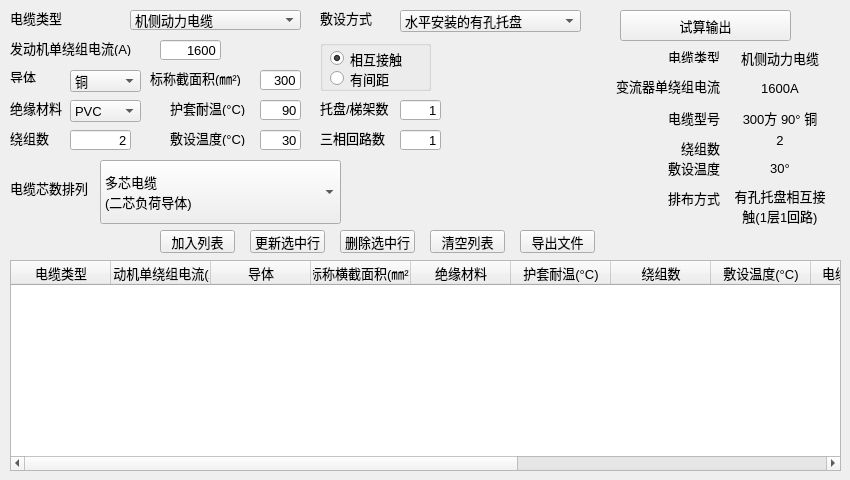
This is ui/PowerCableForm.ui in LeeZhang1979/UniTools as Qt 5 draws it before an edit. The edited form follows.
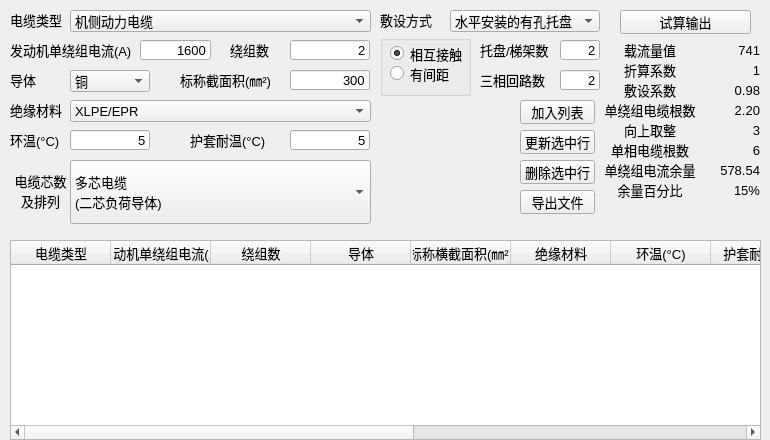
This is the edited form.

Commit message: add validation for input text

Diff of the .ui file:
```diff
--- a/ui/PowerCableForm.ui
+++ b/ui/PowerCableForm.ui
@@ -6,14 +6,14 @@
    <rect>
     <x>0</x>
     <y>0</y>
-    <width>850</width>
-    <height>480</height>
+    <width>770</width>
+    <height>440</height>
    </rect>
   </property>
   <property name="minimumSize">
    <size>
-    <width>850</width>
-    <height>480</height>
+    <width>770</width>
+    <height>440</height>
    </size>
   </property>
   <property name="maximumSize">
@@ -29,9 +29,9 @@
    <property name="geometry">
     <rect>
      <x>10</x>
-     <y>180</y>
-     <width>81</width>
-     <height>16</height>
+     <y>165</y>
+     <width>61</width>
+     <height>51</height>
     </rect>
    </property>
    <property name="font">
@@ -41,7 +41,16 @@
     </font>
    </property>
    <property name="text">
-    <string>电缆芯数排列</string>
+    <string>电缆芯数及排列</string>
+   </property>
+   <property name="alignment">
+    <set>Qt::AlignCenter</set>
+   </property>
+   <property name="wordWrap">
+    <bool>true</bool>
+   </property>
+   <property name="buddy">
+    <cstring>cmbCrossType</cstring>
    </property>
   </widget>
   <widget class="QLabel" name="lblI03">
@@ -49,8 +58,8 @@
     <rect>
      <x>10</x>
      <y>70</y>
-     <width>47</width>
-     <height>13</height>
+     <width>51</width>
+     <height>20</height>
     </rect>
    </property>
    <property name="font">
@@ -69,9 +78,9 @@
   <widget class="QLineEdit" name="lineECS">
    <property name="geometry">
     <rect>
-     <x>260</x>
+     <x>290</x>
      <y>70</y>
-     <width>41</width>
+     <width>80</width>
      <height>20</height>
     </rect>
    </property>
@@ -81,6 +90,9 @@
      <pointsize>10</pointsize>
     </font>
    </property>
+   <property name="inputMask">
+    <string/>
+   </property>
    <property name="text">
     <string>300</string>
    </property>
@@ -91,10 +103,10 @@
   <widget class="QLabel" name="lblI04">
    <property name="geometry">
     <rect>
-     <x>150</x>
+     <x>180</x>
      <y>70</y>
-     <width>91</width>
-     <height>16</height>
+     <width>100</width>
+     <height>20</height>
     </rect>
    </property>
    <property name="font">
@@ -115,8 +127,8 @@
     <rect>
      <x>10</x>
      <y>40</y>
-     <width>141</width>
-     <height>16</height>
+     <width>131</width>
+     <height>20</height>
     </rect>
    </property>
    <property name="font">
@@ -135,9 +147,9 @@
   <widget class="QLineEdit" name="lineEEC">
    <property name="geometry">
     <rect>
-     <x>160</x>
+     <x>140</x>
      <y>40</y>
-     <width>61</width>
+     <width>71</width>
      <height>20</height>
     </rect>
    </property>
@@ -147,6 +159,9 @@
      <pointsize>10</pointsize>
     </font>
    </property>
+   <property name="inputMask">
+    <string/>
+   </property>
    <property name="text">
     <string>1600</string>
    </property>
@@ -157,10 +172,10 @@
   <widget class="QComboBox" name="cmbPCType">
    <property name="geometry">
     <rect>
-     <x>130</x>
+     <x>70</x>
      <y>10</y>
-     <width>171</width>
-     <height>20</height>
+     <width>301</width>
+     <height>22</height>
     </rect>
    </property>
    <property name="font">
@@ -196,8 +211,8 @@
     <rect>
      <x>10</x>
      <y>10</y>
-     <width>91</width>
-     <height>16</height>
+     <width>61</width>
+     <height>20</height>
     </rect>
    </property>
    <property name="font">
@@ -218,7 +233,7 @@
     <rect>
      <x>70</x>
      <y>70</y>
-     <width>71</width>
+     <width>80</width>
      <height>22</height>
     </rect>
    </property>
@@ -244,8 +259,8 @@
     <rect>
      <x>10</x>
      <y>100</y>
-     <width>61</width>
-     <height>16</height>
+     <width>60</width>
+     <height>20</height>
     </rect>
    </property>
    <property name="font">
@@ -266,7 +281,7 @@
     <rect>
      <x>70</x>
      <y>100</y>
-     <width>71</width>
+     <width>301</width>
      <height>22</height>
     </rect>
    </property>
@@ -276,11 +291,6 @@
      <pointsize>10</pointsize>
     </font>
    </property>
-   <item>
-    <property name="text">
-     <string>PVC</string>
-    </property>
-   </item>
    <item>
     <property name="text">
      <string>XLPE/EPR</string>
@@ -295,10 +305,10 @@
   <widget class="QLabel" name="lblI06">
    <property name="geometry">
     <rect>
-     <x>170</x>
-     <y>100</y>
-     <width>81</width>
-     <height>16</height>
+     <x>190</x>
+     <y>130</y>
+     <width>91</width>
+     <height>20</height>
     </rect>
    </property>
    <property name="font">
@@ -317,9 +327,9 @@
   <widget class="QLineEdit" name="lineESTR">
    <property name="geometry">
     <rect>
-     <x>260</x>
-     <y>100</y>
-     <width>41</width>
+     <x>290</x>
+     <y>130</y>
+     <width>80</width>
      <height>20</height>
     </rect>
    </property>
@@ -329,8 +339,11 @@
      <pointsize>10</pointsize>
     </font>
    </property>
+   <property name="inputMask">
+    <string/>
+   </property>
    <property name="text">
-    <string>90</string>
+    <string>5</string>
    </property>
    <property name="alignment">
     <set>Qt::AlignRight|Qt::AlignTrailing|Qt::AlignVCenter</set>
@@ -339,9 +352,9 @@
   <widget class="QComboBox" name="cmbCrossType">
    <property name="geometry">
     <rect>
-     <x>100</x>
+     <x>70</x>
      <y>160</y>
-     <width>241</width>
+     <width>301</width>
      <height>64</height>
     </rect>
    </property>
@@ -421,10 +434,10 @@
   <widget class="QLabel" name="lblI08">
    <property name="geometry">
     <rect>
-     <x>10</x>
-     <y>130</y>
-     <width>41</width>
-     <height>16</height>
+     <x>230</x>
+     <y>40</y>
+     <width>51</width>
+     <height>20</height>
     </rect>
    </property>
    <property name="font">
@@ -443,9 +456,9 @@
   <widget class="QLineEdit" name="lineEWings">
    <property name="geometry">
     <rect>
-     <x>70</x>
-     <y>130</y>
-     <width>61</width>
+     <x>290</x>
+     <y>40</y>
+     <width>80</width>
      <height>20</height>
     </rect>
    </property>
@@ -455,6 +468,9 @@
      <pointsize>10</pointsize>
     </font>
    </property>
+   <property name="inputMask">
+    <string/>
+   </property>
    <property name="text">
     <string>2</string>
    </property>
@@ -465,10 +481,10 @@
   <widget class="QLabel" name="lblI09">
    <property name="geometry">
     <rect>
-     <x>320</x>
+     <x>380</x>
      <y>10</y>
      <width>61</width>
-     <height>16</height>
+     <height>20</height>
     </rect>
    </property>
    <property name="font">
@@ -487,10 +503,10 @@
   <widget class="QLabel" name="lblI10">
    <property name="geometry">
     <rect>
-     <x>170</x>
+     <x>10</x>
      <y>130</y>
-     <width>81</width>
-     <height>16</height>
+     <width>51</width>
+     <height>20</height>
     </rect>
    </property>
    <property name="font">
@@ -500,7 +516,7 @@
     </font>
    </property>
    <property name="text">
-    <string>敷设温度(°C)</string>
+    <string>环温(°C)</string>
    </property>
    <property name="buddy">
     <cstring>lineEAmbientT</cstring>
@@ -509,9 +525,9 @@
   <widget class="QLineEdit" name="lineEAmbientT">
    <property name="geometry">
     <rect>
-     <x>260</x>
+     <x>70</x>
      <y>130</y>
-     <width>41</width>
+     <width>80</width>
      <height>20</height>
     </rect>
    </property>
@@ -521,8 +537,11 @@
      <pointsize>10</pointsize>
     </font>
    </property>
+   <property name="inputMask">
+    <string/>
+   </property>
    <property name="text">
-    <string>30</string>
+    <string>5</string>
    </property>
    <property name="alignment">
     <set>Qt::AlignRight|Qt::AlignTrailing|Qt::AlignVCenter</set>
@@ -531,9 +550,9 @@
   <widget class="QComboBox" name="cmbLayingType">
    <property name="geometry">
     <rect>
-     <x>400</x>
+     <x>450</x>
      <y>10</y>
-     <width>181</width>
+     <width>150</width>
      <height>22</height>
     </rect>
    </property>
@@ -562,10 +581,10 @@
   <widget class="QGroupBox" name="groupBox">
    <property name="geometry">
     <rect>
-     <x>320</x>
-     <y>40</y>
-     <width>111</width>
-     <height>51</height>
+     <x>380</x>
+     <y>35</y>
+     <width>91</width>
+     <height>61</height>
     </rect>
    </property>
    <property name="font">
@@ -622,9 +641,9 @@
   <widget class="QLineEdit" name="lineENumber">
    <property name="geometry">
     <rect>
-     <x>400</x>
-     <y>100</y>
-     <width>41</width>
+     <x>560</x>
+     <y>40</y>
+     <width>40</width>
      <height>20</height>
     </rect>
    </property>
@@ -634,8 +653,14 @@
      <pointsize>10</pointsize>
     </font>
    </property>
+   <property name="inputMask">
+    <string/>
+   </property>
    <property name="text">
-    <string>1</string>
+    <string>2</string>
+   </property>
+   <property name="maxLength">
+    <number>1</number>
    </property>
    <property name="alignment">
     <set>Qt::AlignRight|Qt::AlignTrailing|Qt::AlignVCenter</set>
@@ -644,10 +669,10 @@
   <widget class="QLabel" name="lblI11">
    <property name="geometry">
     <rect>
-     <x>320</x>
-     <y>100</y>
+     <x>480</x>
+     <y>40</y>
      <width>80</width>
-     <height>16</height>
+     <height>20</height>
     </rect>
    </property>
    <property name="font">
@@ -666,9 +691,9 @@
   <widget class="QLineEdit" name="lineECircuits">
    <property name="geometry">
     <rect>
-     <x>400</x>
-     <y>130</y>
-     <width>41</width>
+     <x>560</x>
+     <y>70</y>
+     <width>40</width>
      <height>20</height>
     </rect>
    </property>
@@ -678,8 +703,14 @@
      <pointsize>10</pointsize>
     </font>
    </property>
+   <property name="inputMask">
+    <string/>
+   </property>
    <property name="text">
-    <string>1</string>
+    <string>2</string>
+   </property>
+   <property name="maxLength">
+    <number>1</number>
    </property>
    <property name="alignment">
     <set>Qt::AlignRight|Qt::AlignTrailing|Qt::AlignVCenter</set>
@@ -688,10 +719,10 @@
   <widget class="QLabel" name="lblI12">
    <property name="geometry">
     <rect>
-     <x>320</x>
-     <y>130</y>
+     <x>480</x>
+     <y>70</y>
      <width>80</width>
-     <height>16</height>
+     <height>20</height>
     </rect>
    </property>
    <property name="font">
@@ -707,13 +738,13 @@
     <cstring>lineECircuits</cstring>
    </property>
   </widget>
-  <widget class="QLabel" name="lblO01">
+  <widget class="QLabel" name="lblO04">
    <property name="geometry">
     <rect>
      <x>600</x>
-     <y>50</y>
-     <width>120</width>
-     <height>13</height>
+     <y>100</y>
+     <width>100</width>
+     <height>20</height>
     </rect>
    </property>
    <property name="font">
@@ -723,110 +754,22 @@
     </font>
    </property>
    <property name="text">
-    <string>电缆类型</string>
+    <string>单绕组电缆根数</string>
    </property>
    <property name="alignment">
-    <set>Qt::AlignRight|Qt::AlignTrailing|Qt::AlignVCenter</set>
-   </property>
-  </widget>
-  <widget class="QLabel" name="lblO3">
-   <property name="geometry">
-    <rect>
-     <x>600</x>
-     <y>110</y>
-     <width>120</width>
-     <height>16</height>
-    </rect>
-   </property>
-   <property name="font">
-    <font>
-     <family>Microsoft YaHei UI</family>
-     <pointsize>10</pointsize>
-    </font>
-   </property>
-   <property name="text">
-    <string>电缆型号</string>
-   </property>
-   <property name="alignment">
-    <set>Qt::AlignRight|Qt::AlignTrailing|Qt::AlignVCenter</set>
-   </property>
-  </widget>
-  <widget class="QLabel" name="lblO02">
-   <property name="geometry">
-    <rect>
-     <x>600</x>
-     <y>70</y>
-     <width>120</width>
-     <height>31</height>
-    </rect>
-   </property>
-   <property name="font">
-    <font>
-     <family>Microsoft YaHei UI</family>
-     <pointsize>10</pointsize>
-    </font>
-   </property>
-   <property name="text">
-    <string>变流器单绕组电流</string>
-   </property>
-   <property name="alignment">
-    <set>Qt::AlignRight|Qt::AlignTrailing|Qt::AlignVCenter</set>
+    <set>Qt::AlignCenter</set>
    </property>
    <property name="wordWrap">
     <bool>true</bool>
    </property>
   </widget>
-  <widget class="QLabel" name="lblO5">
-   <property name="geometry">
-    <rect>
-     <x>600</x>
-     <y>160</y>
-     <width>120</width>
-     <height>16</height>
-    </rect>
-   </property>
-   <property name="font">
-    <font>
-     <family>Microsoft YaHei UI</family>
-     <pointsize>10</pointsize>
-    </font>
-   </property>
-   <property name="text">
-    <string>敷设温度</string>
-   </property>
-   <property name="alignment">
-    <set>Qt::AlignRight|Qt::AlignTrailing|Qt::AlignVCenter</set>
-   </property>
-  </widget>
-  <widget class="QLabel" name="lblO4">
-   <property name="geometry">
-    <rect>
-     <x>600</x>
-     <y>140</y>
-     <width>120</width>
-     <height>16</height>
-    </rect>
-   </property>
-   <property name="font">
-    <font>
-     <family>Microsoft YaHei UI</family>
-     <pointsize>10</pointsize>
-    </font>
-   </property>
-   <property name="text">
-    <string>绕组数</string>
-   </property>
-   <property name="alignment">
-    <set>Qt::AlignRight|Qt::AlignTrailing|Qt::AlignVCenter</set>
-   </property>
-  </widget>
   <widget class="QLabel" name="lblO06">
    <property name="geometry">
     <rect>
      <x>600</x>
-     <y>190</y>
-     <width>120</width>
-     <height>16</height>
+     <y>140</y>
+     <width>100</width>
+     <height>20</height>
     </rect>
    </property>
    <property name="font">
@@ -836,19 +779,19 @@
     </font>
    </property>
    <property name="text">
-    <string>排布方式</string>
+    <string>单相电缆根数</string>
    </property>
    <property name="alignment">
-    <set>Qt::AlignRight|Qt::AlignTrailing|Qt::AlignVCenter</set>
+    <set>Qt::AlignCenter</set>
    </property>
   </widget>
   <widget class="QLabel" name="lblOPCType">
    <property name="geometry">
     <rect>
-     <x>730</x>
-     <y>50</y>
+     <x>600</x>
+     <y>120</y>
      <width>100</width>
-     <height>16</height>
+     <height>20</height>
     </rect>
    </property>
    <property name="font">
@@ -858,19 +801,22 @@
     </font>
    </property>
    <property name="text">
-    <string>机侧动力电缆</string>
+    <string>向上取整</string>
    </property>
    <property name="alignment">
     <set>Qt::AlignCenter</set>
    </property>
+   <property name="wordWrap">
+    <bool>true</bool>
+   </property>
   </widget>
   <widget class="QLabel" name="lblOEC">
    <property name="geometry">
     <rect>
-     <x>730</x>
-     <y>80</y>
+     <x>600</x>
+     <y>160</y>
      <width>100</width>
-     <height>16</height>
+     <height>20</height>
     </rect>
    </property>
    <property name="font">
@@ -880,7 +826,7 @@
     </font>
    </property>
    <property name="text">
-    <string>1600A</string>
+    <string>单绕组电流余量</string>
    </property>
    <property name="alignment">
     <set>Qt::AlignCenter</set>
@@ -889,10 +835,10 @@
   <widget class="QLabel" name="lblOPCM">
    <property name="geometry">
     <rect>
-     <x>730</x>
-     <y>110</y>
+     <x>600</x>
+     <y>180</y>
      <width>100</width>
-     <height>16</height>
+     <height>20</height>
     </rect>
    </property>
    <property name="font">
@@ -902,7 +848,7 @@
     </font>
    </property>
    <property name="text">
-    <string>300方 90° 铜</string>
+    <string>余量百分比</string>
    </property>
    <property name="alignment">
     <set>Qt::AlignCenter</set>
@@ -911,9 +857,9 @@
   <widget class="QLabel" name="lblOWings">
    <property name="geometry">
     <rect>
-     <x>730</x>
-     <y>130</y>
-     <width>100</width>
+     <x>700</x>
+     <y>100</y>
+     <width>60</width>
      <height>20</height>
     </rect>
    </property>
@@ -924,19 +870,63 @@
     </font>
    </property>
    <property name="text">
-    <string>2</string>
+    <string>2.20</string>
    </property>
    <property name="alignment">
-    <set>Qt::AlignCenter</set>
+    <set>Qt::AlignRight|Qt::AlignTrailing|Qt::AlignVCenter</set>
    </property>
   </widget>
   <widget class="QLabel" name="lblOAmbientT">
    <property name="geometry">
     <rect>
-     <x>730</x>
+     <x>700</x>
+     <y>120</y>
+     <width>60</width>
+     <height>20</height>
+    </rect>
+   </property>
+   <property name="font">
+    <font>
+     <family>Microsoft YaHei UI</family>
+     <pointsize>10</pointsize>
+    </font>
+   </property>
+   <property name="text">
+    <string>3</string>
+   </property>
+   <property name="alignment">
+    <set>Qt::AlignRight|Qt::AlignTrailing|Qt::AlignVCenter</set>
+   </property>
+  </widget>
+  <widget class="QLabel" name="lblOSDNum">
+   <property name="geometry">
+    <rect>
+     <x>700</x>
+     <y>140</y>
+     <width>60</width>
+     <height>20</height>
+    </rect>
+   </property>
+   <property name="font">
+    <font>
+     <family>Microsoft YaHei UI</family>
+     <pointsize>10</pointsize>
+    </font>
+   </property>
+   <property name="text">
+    <string>6</string>
+   </property>
+   <property name="alignment">
+    <set>Qt::AlignRight|Qt::AlignTrailing|Qt::AlignVCenter</set>
+   </property>
+  </widget>
+  <widget class="QLabel" name="lblOECLeftNum">
+   <property name="geometry">
+    <rect>
+     <x>700</x>
      <y>160</y>
-     <width>100</width>
-     <height>16</height>
+     <width>60</width>
+     <height>20</height>
     </rect>
    </property>
    <property name="font">
@@ -946,19 +936,19 @@
     </font>
    </property>
    <property name="text">
-    <string>30°</string>
+    <string>578.54</string>
    </property>
    <property name="alignment">
-    <set>Qt::AlignCenter</set>
+    <set>Qt::AlignRight|Qt::AlignTrailing|Qt::AlignVCenter</set>
    </property>
   </widget>
   <widget class="QLabel" name="lblArrangeType">
    <property name="geometry">
     <rect>
-     <x>730</x>
+     <x>700</x>
      <y>180</y>
-     <width>100</width>
-     <height>51</height>
+     <width>60</width>
+     <height>20</height>
     </rect>
    </property>
    <property name="font">
@@ -968,10 +958,10 @@
     </font>
    </property>
    <property name="text">
-    <string>有孔托盘相互接触(1层1回路)</string>
+    <string>15%</string>
    </property>
    <property name="alignment">
-    <set>Qt::AlignCenter</set>
+    <set>Qt::AlignRight|Qt::AlignTrailing|Qt::AlignVCenter</set>
    </property>
    <property name="wordWrap">
     <bool>true</bool>
@@ -981,9 +971,9 @@
    <property name="geometry">
     <rect>
      <x>10</x>
-     <y>260</y>
-     <width>831</width>
-     <height>211</height>
+     <y>240</y>
+     <width>751</width>
+     <height>200</height>
     </rect>
    </property>
    <property name="font">
@@ -1002,6 +992,11 @@
      <string>发动机单绕组电流(A)</string>
     </property>
    </column>
+   <column>
+    <property name="text">
+     <string>绕组数</string>
+    </property>
+   </column>
    <column>
     <property name="text">
      <string>导体</string>
@@ -1017,21 +1012,16 @@
      <string>绝缘材料</string>
     </property>
    </column>
+   <column>
+    <property name="text">
+     <string>环温(°C)</string>
+    </property>
+   </column>
    <column>
     <property name="text">
      <string>护套耐温(°C)</string>
     </property>
    </column>
-   <column>
-    <property name="text">
-     <string>绕组数</string>
-    </property>
-   </column>
-   <column>
-    <property name="text">
-     <string>敷设温度(°C)</string>
-    </property>
-   </column>
    <column>
     <property name="text">
      <string>电缆芯数排列</string>
@@ -1063,8 +1053,8 @@
     <rect>
      <x>620</x>
      <y>10</y>
-     <width>171</width>
-     <height>31</height>
+     <width>131</width>
+     <height>24</height>
     </rect>
    </property>
    <property name="font">
@@ -1080,10 +1070,10 @@
   <widget class="QPushButton" name="btnAdd">
    <property name="geometry">
     <rect>
-     <x>160</x>
-     <y>230</y>
+     <x>520</x>
+     <y>100</y>
      <width>75</width>
-     <height>23</height>
+     <height>24</height>
     </rect>
    </property>
    <property name="font">
@@ -1099,10 +1089,10 @@
   <widget class="QPushButton" name="btnUpdate">
    <property name="geometry">
     <rect>
-     <x>250</x>
-     <y>230</y>
+     <x>520</x>
+     <y>130</y>
      <width>75</width>
-     <height>23</height>
+     <height>24</height>
     </rect>
    </property>
    <property name="font">
@@ -1115,32 +1105,13 @@
     <string>更新选中行</string>
    </property>
   </widget>
-  <widget class="QPushButton" name="btnExport">
-   <property name="geometry">
-    <rect>
-     <x>430</x>
-     <y>230</y>
-     <width>75</width>
-     <height>23</height>
-    </rect>
-   </property>
-   <property name="font">
-    <font>
-     <family>Microsoft YaHei UI</family>
-     <pointsize>10</pointsize>
-    </font>
-   </property>
-   <property name="text">
-    <string>清空列表</string>
-   </property>
-  </widget>
   <widget class="QPushButton" name="btnDelete">
    <property name="geometry">
     <rect>
-     <x>340</x>
-     <y>230</y>
+     <x>520</x>
+     <y>160</y>
      <width>75</width>
-     <height>23</height>
+     <height>24</height>
     </rect>
    </property>
    <property name="font">
@@ -1153,13 +1124,13 @@
     <string>删除选中行</string>
    </property>
   </widget>
-  <widget class="QPushButton" name="btnMDMT">
+  <widget class="QPushButton" name="btnExport">
    <property name="geometry">
     <rect>
      <x>520</x>
-     <y>230</y>
+     <y>190</y>
      <width>75</width>
-     <height>23</height>
+     <height>24</height>
     </rect>
    </property>
    <property name="font">
@@ -1175,8 +1146,8 @@
   <widget class="QLabel" name="lblLayingImg">
    <property name="geometry">
     <rect>
-     <x>460</x>
-     <y>40</y>
+     <x>390</x>
+     <y>110</y>
      <width>111</width>
      <height>113</height>
     </rect>
@@ -1215,6 +1186,147 @@
     <set>Qt::AlignCenter</set>
    </property>
   </widget>
+  <widget class="QLabel" name="lblOECNum">
+   <property name="geometry">
+    <rect>
+     <x>700</x>
+     <y>40</y>
+     <width>60</width>
+     <height>20</height>
+    </rect>
+   </property>
+   <property name="font">
+    <font>
+     <family>Microsoft YaHei UI</family>
+     <pointsize>10</pointsize>
+    </font>
+   </property>
+   <property name="text">
+    <string>741</string>
+   </property>
+   <property name="alignment">
+    <set>Qt::AlignRight|Qt::AlignTrailing|Qt::AlignVCenter</set>
+   </property>
+  </widget>
+  <widget class="QLabel" name="lblO01">
+   <property name="geometry">
+    <rect>
+     <x>600</x>
+     <y>40</y>
+     <width>100</width>
+     <height>20</height>
+    </rect>
+   </property>
+   <property name="font">
+    <font>
+     <family>Microsoft YaHei UI</family>
+     <pointsize>10</pointsize>
+    </font>
+   </property>
+   <property name="text">
+    <string>载流量值</string>
+   </property>
+   <property name="alignment">
+    <set>Qt::AlignCenter</set>
+   </property>
+   <property name="wordWrap">
+    <bool>true</bool>
+   </property>
+  </widget>
+  <widget class="QLabel" name="lblO02">
+   <property name="geometry">
+    <rect>
+     <x>600</x>
+     <y>60</y>
+     <width>100</width>
+     <height>20</height>
+    </rect>
+   </property>
+   <property name="font">
+    <font>
+     <family>Microsoft YaHei UI</family>
+     <pointsize>10</pointsize>
+    </font>
+   </property>
+   <property name="text">
+    <string>折算系数</string>
+   </property>
+   <property name="alignment">
+    <set>Qt::AlignCenter</set>
+   </property>
+   <property name="wordWrap">
+    <bool>true</bool>
+   </property>
+  </widget>
+  <widget class="QLabel" name="lblOCFnum">
+   <property name="geometry">
+    <rect>
+     <x>700</x>
+     <y>60</y>
+     <width>60</width>
+     <height>20</height>
+    </rect>
+   </property>
+   <property name="font">
+    <font>
+     <family>Microsoft YaHei UI</family>
+     <pointsize>10</pointsize>
+    </font>
+   </property>
+   <property name="text">
+    <string>1</string>
+   </property>
+   <property name="alignment">
+    <set>Qt::AlignRight|Qt::AlignTrailing|Qt::AlignVCenter</set>
+   </property>
+  </widget>
+  <widget class="QLabel" name="lblO03">
+   <property name="geometry">
+    <rect>
+     <x>600</x>
+     <y>80</y>
+     <width>100</width>
+     <height>20</height>
+    </rect>
+   </property>
+   <property name="font">
+    <font>
+     <family>Microsoft YaHei UI</family>
+     <pointsize>10</pointsize>
+    </font>
+   </property>
+   <property name="text">
+    <string>敷设系数</string>
+   </property>
+   <property name="alignment">
+    <set>Qt::AlignCenter</set>
+   </property>
+   <property name="wordWrap">
+    <bool>true</bool>
+   </property>
+  </widget>
+  <widget class="QLabel" name="lblOACF">
+   <property name="geometry">
+    <rect>
+     <x>700</x>
+     <y>80</y>
+     <width>60</width>
+     <height>20</height>
+    </rect>
+   </property>
+   <property name="font">
+    <font>
+     <family>Microsoft YaHei UI</family>
+     <pointsize>10</pointsize>
+    </font>
+   </property>
+   <property name="text">
+    <string>0.98</string>
+   </property>
+   <property name="alignment">
+    <set>Qt::AlignRight|Qt::AlignTrailing|Qt::AlignVCenter</set>
+   </property>
+  </widget>
  </widget>
  <tabstops>
   <tabstop>cmbPCType</tabstop>
```
Left out of the diff: 51 changed lines with no effect on the pictures. The commit also changes 6 other files.
